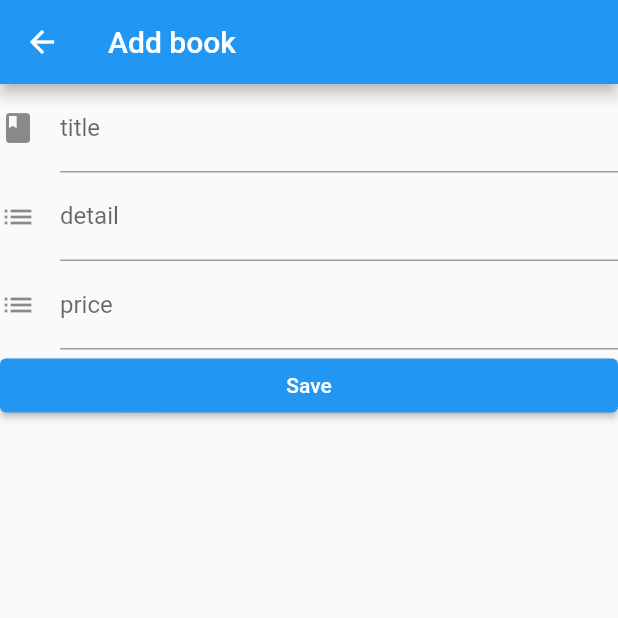
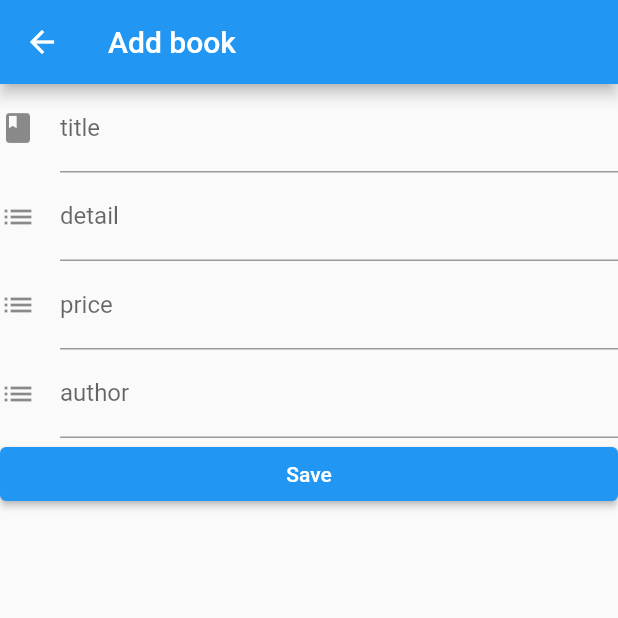
Before and after one commit to giwl17/Flutter_Lab9-Firestore, a Flutter app: the AddBookPage screen opened directly, on a phone screen of 412 x 824 dp, the top half of it. Run offline on Flutter 3.47's test engine with Material 2 defaults, Android fonts, the phone set to English and light mode, and no system bars; our stand-ins replace cloud_firestore, firebase_core; accounts and stored records are empty.

Commit message:
8. add Author

```diff
--- a/lib/addbook.dart
+++ b/lib/addbook.dart
@@ -15,6 +15,7 @@ class _AddBookPageState extends State<AddBookPage> {
   final _title = TextEditingController();
   final _detail = TextEditingController();
   final _price = TextEditingController();
+  final _author = TextEditingController();
   final store = FirebaseFirestore.instance;
 
   @override
@@ -30,6 +31,7 @@ class _AddBookPageState extends State<AddBookPage> {
             buildTitleField(),
             buildDetailField(),
             buildPriceField(),
+            buildAuthorField(),
             buildSaveButton()
           ],
         ),
@@ -46,7 +48,8 @@ class _AddBookPageState extends State<AddBookPage> {
             Map<String, dynamic> data = {
               'title': _title.text,
               'detail': _detail.text,
-              'price': double.parse(_price.text)
+              'price': double.parse(_price.text),
+              'author': _author.text
             };
             try {
               DocumentReference ref = await store.collection('books').add(data);
@@ -67,6 +70,17 @@ class _AddBookPageState extends State<AddBookPage> {
             );
           }
         });
+  }
+
+  TextFormField buildAuthorField() {
+    return TextFormField(
+      controller: _author,
+      decoration: const InputDecoration(
+        labelText: 'author',
+        icon: Icon(Icons.list),
+      ),
+      validator: (value) => value!.isEmpty ? 'Please fill in author' : null,
+    );
   }
 
   TextFormField buildTitleField() {
```
Also changed, not shown: lib/book.dart (+7 -1 lines).
